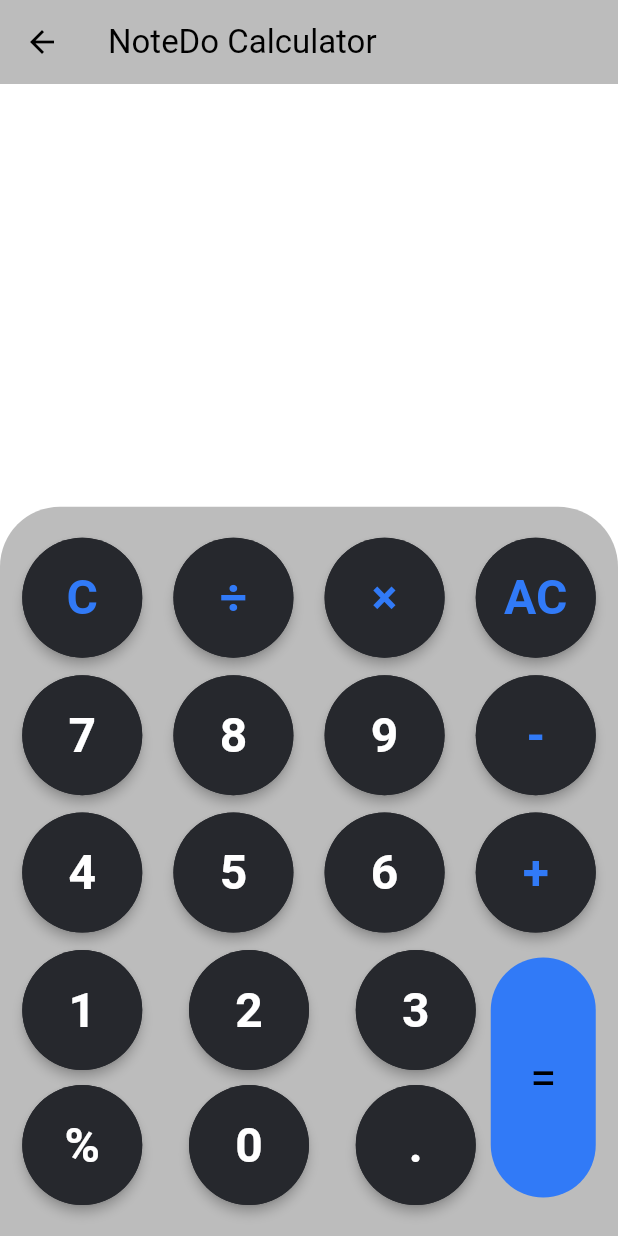
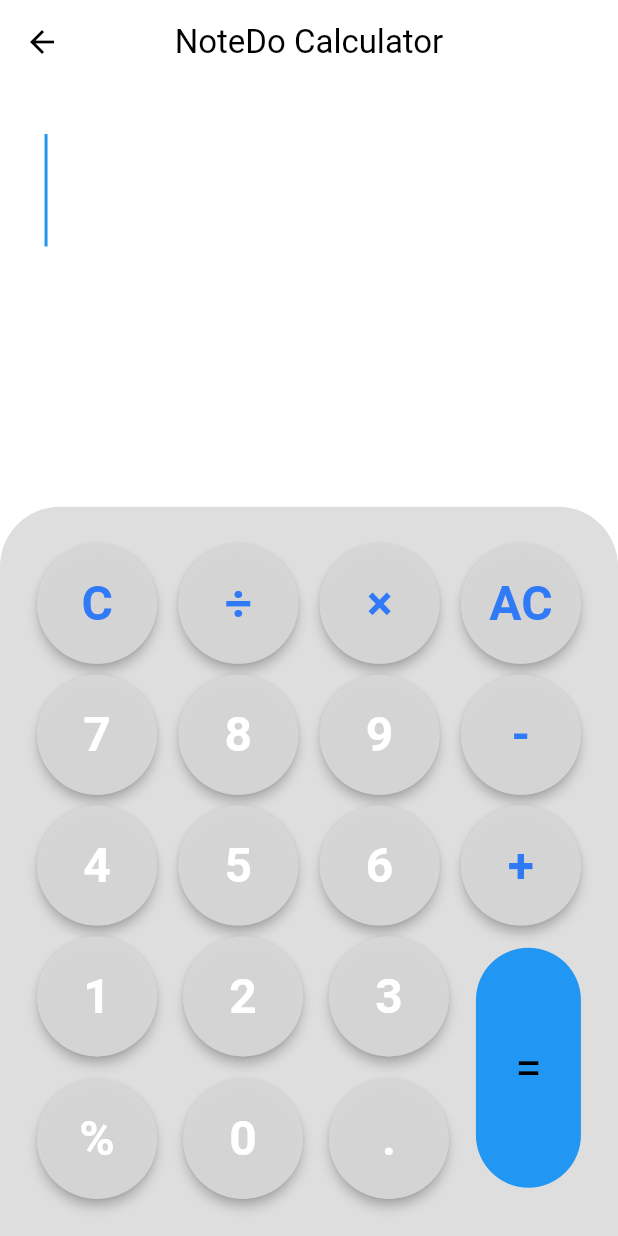
Before and after one commit to Muhamed-Hashesh/NoteDo-App, a Flutter app: the CalcScreen screen opened directly, on a phone screen of 412 x 824 dp. Run offline on Flutter 3.47's test engine with Material 3 defaults, Android fonts, the phone set to English and light mode, and no system bars; our stand-ins replace flutter_font_icons, flutter_slidable, get, line_icons, math_expressions, sqflite; missing offline and left inert: msh_checkbox, translator; accounts and stored records are empty.

Commit message:
before adding firebase

```diff
--- a/lib/main.dart
+++ b/lib/main.dart
@@ -32,7 +32,6 @@ class MyApp extends StatelessWidget {
         // }),
 
         home: HomeScreen(),
-        // home: TranslatorScreen(),
       ),
     );
   }
--- a/lib/views/calculator_page.dart
+++ b/lib/views/calculator_page.dart
@@ -1,6 +1,5 @@
 import 'package:flutter/material.dart';
 import 'package:notedo_app/controllers/provider/calculator_provider.dart';
-import 'package:notedo_app/themes/colors.dart';
 import 'package:notedo_app/widgets/calc_widgets/buttons_container.dart';
 import 'package:notedo_app/widgets/calc_widgets/textfield.dart';
 import 'package:provider/provider.dart';
@@ -15,7 +14,8 @@ class CalcScreen extends StatelessWidget {
         return Scaffold(
           appBar: AppBar(
             title: const Text('NoteDo Calculator'),
-            backgroundColor: AppColors.primaryColor,
+            centerTitle: true,
+            // backgroundColor: AppColors.primaryColor,
           ),
           // backgroundColor: Colors.black,
           body: Column(
@@ -30,7 +30,9 @@ class CalcScreen extends StatelessWidget {
                 child: Text(
                   calcProvider.resultLabel,
                   style: const TextStyle(
-                      fontSize: 32, color: AppColors.primaryColor),
+                    fontSize: 32,
+                    color: Colors.grey
+                  ),
                   textAlign: TextAlign.end,
                 ),
               ),
--- a/lib/widgets/calc_widgets/button.dart
+++ b/lib/widgets/calc_widgets/button.dart
@@ -1,6 +1,5 @@
 import 'package:flutter/material.dart';
 import 'package:notedo_app/controllers/provider/calculator_provider.dart';
-import 'package:notedo_app/themes/colors.dart';
 import 'package:provider/provider.dart';
 
 class Button extends StatelessWidget {
@@ -20,11 +19,11 @@ class Button extends StatelessWidget {
           .setValue(label),
       child: Material(
         elevation: 3,
-        color: AppColors.secondary2Color,
+        color: Theme.of(context).colorScheme.secondary,
         borderRadius: BorderRadius.circular(50),
         child: CircleAvatar(
           radius: 40,
-          backgroundColor: AppColors.secondary2Color,
+          backgroundColor: Theme.of(context).colorScheme.secondary,
           child: Text(
             label,
             style: TextStyle(
--- a/lib/widgets/calc_widgets/buttons_container.dart
+++ b/lib/widgets/calc_widgets/buttons_container.dart
@@ -1,8 +1,5 @@
-import 'package:flutter/cupertino.dart';
 import 'package:flutter/material.dart';
-import 'package:flutter/widgets.dart';
 import 'package:notedo_app/json/datalist.dart';
-import 'package:notedo_app/themes/colors.dart';
 import 'package:notedo_app/widgets/calc_widgets/equal_button.dart';
 
 class ButtonsContainer extends StatelessWidget {
@@ -18,10 +15,10 @@ class ButtonsContainer extends StatelessWidget {
       // height: screenHight * 0.598,
       width: double.infinity,
       padding: EdgeInsets.symmetric(
-          horizontal: screenHight * 0.018, vertical: screenHight * 0.025),
-      decoration: const BoxDecoration(
+          horizontal: screenHight * 0.030, vertical: screenHight * 0.030),
+      decoration: BoxDecoration(
         borderRadius: BorderRadius.vertical(top: Radius.circular(40)),
-        color: AppColors.primaryColor,
+        color: Theme.of(context).colorScheme.secondary,
       ),
       child: Column(
         mainAxisAlignment: MainAxisAlignment.spaceBetween,
@@ -60,7 +57,7 @@ class ButtonsContainer extends StatelessWidget {
                         (index) => buttonsList[index + 12],
                       ),
                     ),
-                    const SizedBox(height: 10),
+                    const SizedBox(height: 15),
                     Row(
                       mainAxisAlignment: MainAxisAlignment.spaceBetween,
                       children: List.generate(
@@ -71,7 +68,7 @@ class ButtonsContainer extends StatelessWidget {
                   ],
                 ),
               ),
-              const SizedBox(width: 10),
+              const SizedBox(width: 18),
               const EqualButton()
             ],
           )
--- a/lib/widgets/calc_widgets/equal_button.dart
+++ b/lib/widgets/calc_widgets/equal_button.dart
@@ -1,6 +1,5 @@
 import 'package:flutter/material.dart';
 import 'package:notedo_app/controllers/provider/calculator_provider.dart';
-import 'package:notedo_app/themes/colors.dart';
 import 'package:provider/provider.dart';
 
 class EqualButton extends StatelessWidget {
@@ -19,7 +18,7 @@ class EqualButton extends StatelessWidget {
         width: 70,
         decoration: BoxDecoration(
           borderRadius: BorderRadius.circular(40),
-          color: AppColors.secondaryColor,
+          color: Theme.of(context).colorScheme.primary,
         ),
         child: const Center(
           child: Text(
--- a/lib/widgets/calc_widgets/textfield.dart
+++ b/lib/widgets/calc_widgets/textfield.dart
@@ -16,13 +16,11 @@ class CustomTextField extends StatelessWidget {
         controller: controller,
         readOnly: true,
         showCursor: true,
-        // autofocus: true,
+        autofocus: true,
         style: const TextStyle(fontSize: 50),
         decoration: const InputDecoration(
           border: InputBorder.none,
-          // fillColor: AppColors.primaryColor,
-          fillColor: Colors.white,
-          filled: true,
+          // filled: true,
         ),
         // enabled: false,
       ),
```
